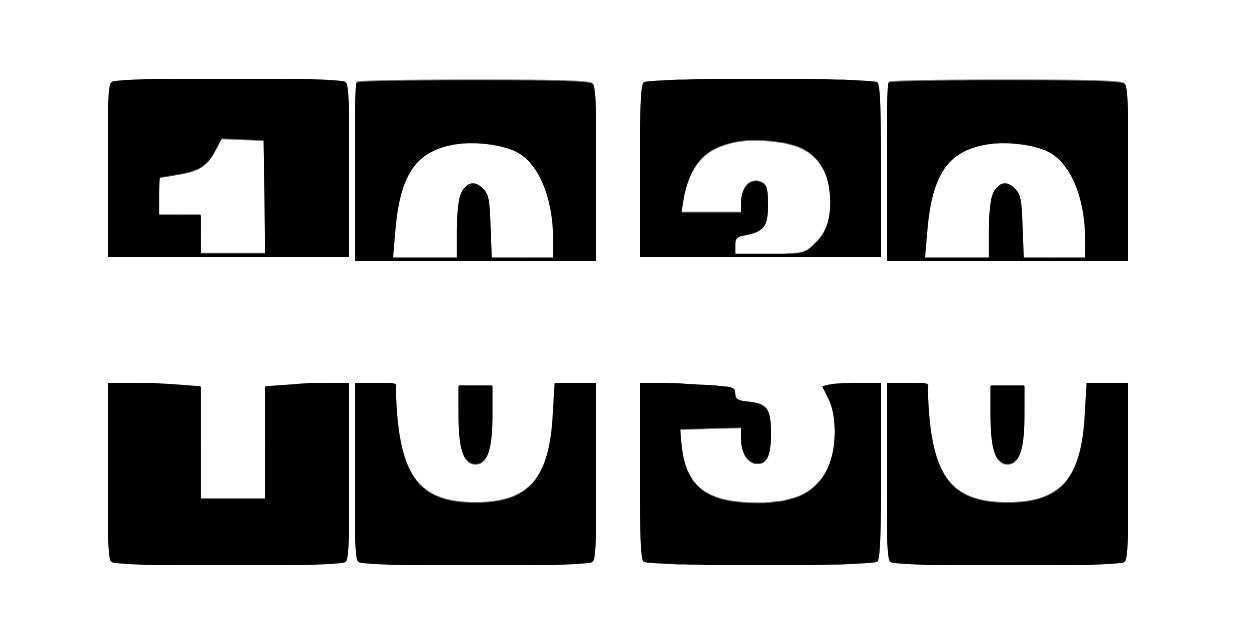
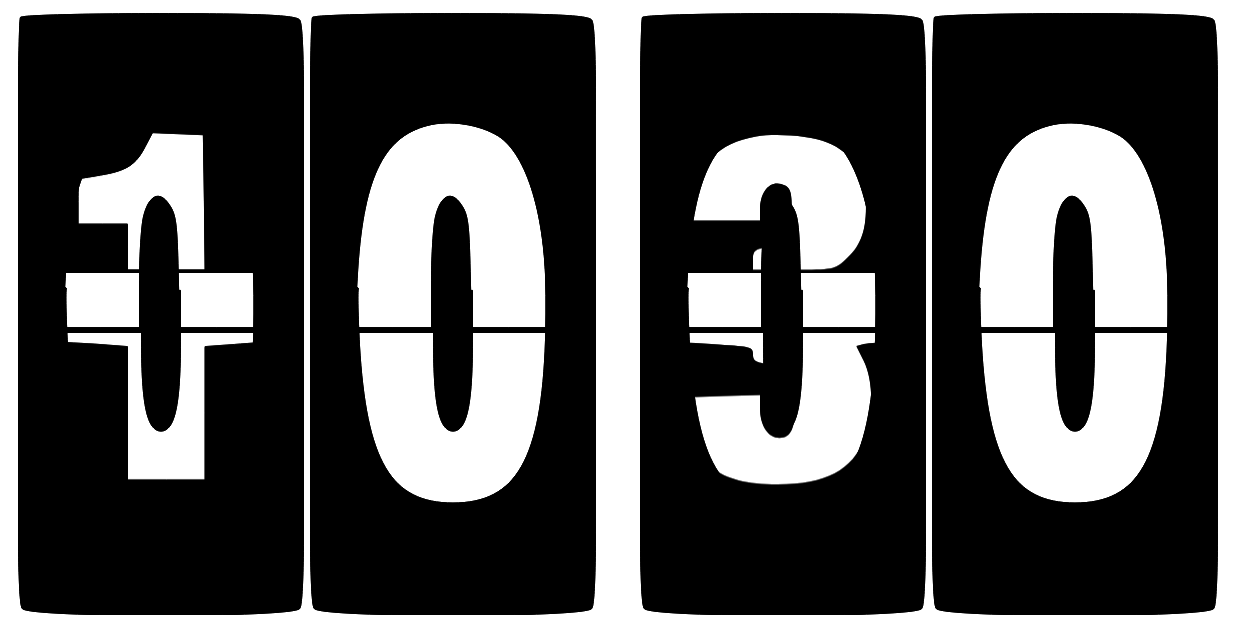
Before and after one commit to fabian4/Timer, an Android app: the screen it shows after launch (MainActivity), on a phone screen of 824 x 412 dp (held sideways). Run offline under Robolectric (Android 15) with nearby library versions, the phone set to English and light mode, and no system bars.

Commit message:
fix 适配问题

```diff
--- a/app/src/main/java/com/fabian/timer/flip/Flip.kt
+++ b/app/src/main/java/com/fabian/timer/flip/Flip.kt
@@ -21,7 +21,7 @@ class Flip(
 ) : Animation.AnimationListener {
 
     private var flip_backup: ImageView? = null
-    private var flipI_backlow: ImageView? = null
+    private var flip_backlow: ImageView? = null
     private var flip_frontup: ImageView? = null
     private var flip_frontlow: ImageView? = null
 
@@ -41,7 +41,7 @@ class Flip(
     init {
         if (flipColor != 0) this.flipColor = flipColor
         flip_backup = view.findViewById<View>(R.id.image_flip_back_upper) as ImageView
-        flipI_backlow = view.findViewById<View>(R.id.image_flip_back_lower) as ImageView
+        flip_backlow = view.findViewById<View>(R.id.image_flip_back_lower) as ImageView
         flip_frontup = view.findViewById<View>(R.id.image_flip_front_upper) as ImageView
         flip_frontlow = view.findViewById<View>(R.id.image_flip_front_lower) as ImageView
         setColor()
@@ -60,7 +60,7 @@ class Flip(
     private fun setColor() {
         if (flipColor != 0) {
             flip_backup!!.setColorFilter(flipColor, PorterDuff.Mode.SRC_IN)
-            flipI_backlow!!.setColorFilter(flipColor, PorterDuff.Mode.SRC_IN)
+            flip_backlow!!.setColorFilter(flipColor, PorterDuff.Mode.SRC_IN)
             flip_frontup!!.setColorFilter(flipColor, PorterDuff.Mode.SRC_IN)
             flip_frontlow!!.setColorFilter(flipColor, PorterDuff.Mode.SRC_IN)
         }
@@ -83,7 +83,7 @@ class Flip(
 
     private fun init() {
         flip_backup!!.tag = 0
-        flipI_backlow!!.tag = 0
+        flip_backlow!!.tag = 0
         flip_frontup!!.tag = 0
         flip_frontlow!!.tag = 0
         anim1 = AnimationUtils.loadAnimation(context, R.anim.flip_point_to_middle)
@@ -135,7 +135,7 @@ class Flip(
 
     private fun setDigitImageToAll(digit: Int) {
         setDigitImage(digit, true, flip_backup!!)
-        setDigitImage(digit, false, flipI_backlow!!)
+        setDigitImage(digit, false, flip_backlow!!)
         setDigitImage(digit, true, flip_frontup!!)
         setDigitImage(digit, false, flip_frontlow!!)
     }
@@ -165,7 +165,7 @@ class Flip(
         } else if (animation === anim2) {
             flip_frontup!!.visibility = View.VISIBLE
             setDigitImage(getDigitToShow(), true, flip_frontup!!)
-            setDigitImage(getDigitToShow(), false, flipI_backlow!!)
+            setDigitImage(getDigitToShow(), false, flip_backlow!!)
             incrementFromCode()
             animateDigit(false)
         }
--- a/app/src/main/res/layout/activity_main.xml
+++ b/app/src/main/res/layout/activity_main.xml
@@ -6,57 +6,69 @@
     android:layout_height="match_parent"
     tools:context=".MainActivity">
 
-        <com.fabian.timer.flip.FlipDigit
+    <TextView
+        android:id="@+id/title"
+        android:layout_width="match_parent"
+        android:layout_height="0dp"
+        android:gravity="center"
+        app:layout_constraintHeight_percent="0"
+        app:layout_constraintTop_toTopOf="parent"/>
+    <com.fabian.timer.flip.FlipDigit
         android:id="@+id/hours_1"
         android:layout_width="0dp"
-        android:layout_height="match_parent"
+        android:layout_height="0dp"
         android:gravity="center"
         app:isFast="true"
         app:tintColor="#000000"
-        android:layout_marginStart="70dp"
+        android:layout_marginStart="10dp"
         app:layout_constraintBottom_toBottomOf="parent"
         app:layout_constraintLeft_toLeftOf="parent"
-        app:layout_constraintRight_toLeftOf="@+id/hours_2"/>
+        app:layout_constraintRight_toLeftOf="@+id/hours_2"
+        app:layout_constraintTop_toBottomOf="@+id/title"/>
     <com.fabian.timer.flip.FlipDigit
         android:id="@+id/hours_2"
         android:layout_width="0dp"
-        android:layout_height="match_parent"
+        android:layout_height="0dp"
         android:gravity="center"
         app:isFast="true"
         app:tintColor="#000000"
         app:layout_constraintBottom_toBottomOf="parent"
         app:layout_constraintLeft_toRightOf="@+id/hours_1"
-        app:layout_constraintRight_toLeftOf="@+id/colon"/>
+        app:layout_constraintRight_toLeftOf="@+id/colon"
+        app:layout_constraintTop_toBottomOf="@+id/title"/>
     <TextView
         android:id="@+id/colon"
         android:layout_width="0dp"
-        android:layout_height="match_parent"
+        android:layout_height="0dp"
         android:gravity="center"
         app:layout_constraintWidth_percent="0.03"
         app:layout_constraintBottom_toBottomOf="parent"
         app:layout_constraintLeft_toRightOf="@id/hours_2"
-        app:layout_constraintRight_toLeftOf="@+id/minutes_1"/>
+        app:layout_constraintRight_toLeftOf="@+id/minutes_1"
+        app:layout_constraintTop_toBottomOf="@+id/title"/>
     <com.fabian.timer.flip.FlipDigit
         android:id="@+id/minutes_1"
         android:layout_width="0dp"
-        android:layout_height="match_parent"
+        android:layout_height="0dp"
         android:gravity="center"
         app:isFast="true"
         app:tintColor="#000000"
         app:layout_constraintBottom_toBottomOf="parent"
         app:layout_constraintLeft_toRightOf="@+id/colon"
-        app:layout_constraintRight_toLeftOf="@+id/minutes_2"/>
+        app:layout_constraintRight_toLeftOf="@+id/minutes_2"
+        app:layout_constraintTop_toBottomOf="@+id/title"/>
     <com.fabian.timer.flip.FlipDigit
         android:id="@+id/minutes_2"
         android:layout_width="0dp"
-        android:layout_height="match_parent"
+        android:layout_height="0dp"
         android:gravity="center"
         app:isFast="true"
         app:tintColor="#000000"
-        android:layout_marginRight="70dp"
+        android:layout_marginRight="10dp"
         app:layout_constraintBottom_toBottomOf="parent"
         app:layout_constraintLeft_toRightOf="@+id/minutes_1"
-        app:layout_constraintRight_toRightOf="parent"/>
+        app:layout_constraintRight_toRightOf="parent"
+        app:layout_constraintTop_toBottomOf="@+id/title"/>
 
 
 </androidx.constraintlayout.widget.ConstraintLayout>
--- a/app/src/main/res/layout/view_flipmeter_spinner.xml
+++ b/app/src/main/res/layout/view_flipmeter_spinner.xml
@@ -10,26 +10,26 @@
         android:id="@+id/image_flip_back_upper"
         android:layout_width="300dp"
         android:layout_height="220dp"
-        android:src="@drawable/ic_upper_0"/>
+        android:background="@drawable/ic_upper_0"/>
 
     <ImageView
         android:id="@+id/image_flip_back_lower"
         android:layout_width="300dp"
         android:layout_height="220dp"
-        android:layout_below="@+id/image_flip_back_upper"
-        android:src="@drawable/ic_lower_0" />
+        android:layout_alignParentBottom="true"
+        android:background="@drawable/ic_lower_0" />
 
     <ImageView
         android:id="@+id/image_flip_front_upper"
         android:layout_width="300dp"
         android:layout_height="220dp"
-        android:src="@drawable/ic_upper_0" />
+        android:background="@drawable/ic_upper_0" />
 
     <ImageView
         android:id="@+id/image_flip_front_lower"
         android:layout_width="300dp"
         android:layout_height="220dp"
-        android:layout_below="@+id/image_flip_front_upper"
-        android:src="@drawable/ic_lower_0" />
+        android:layout_alignParentBottom="true"
+        android:background="@drawable/ic_lower_0" />
 
 </RelativeLayout>
```
Also changed, not shown: app/src/main/java/com/fabian/timer/MainActivity.kt (+8 -0 lines).
